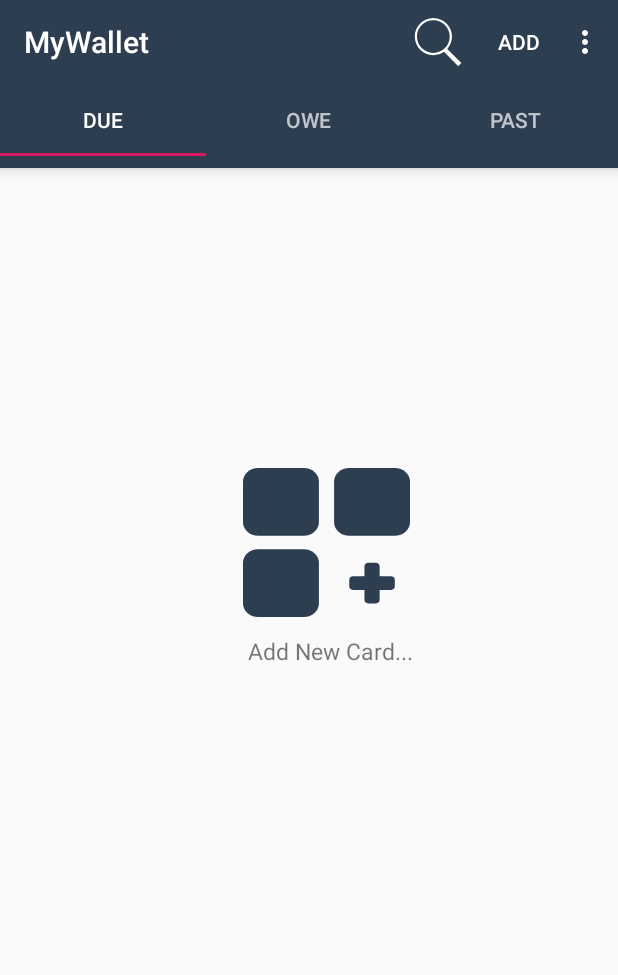
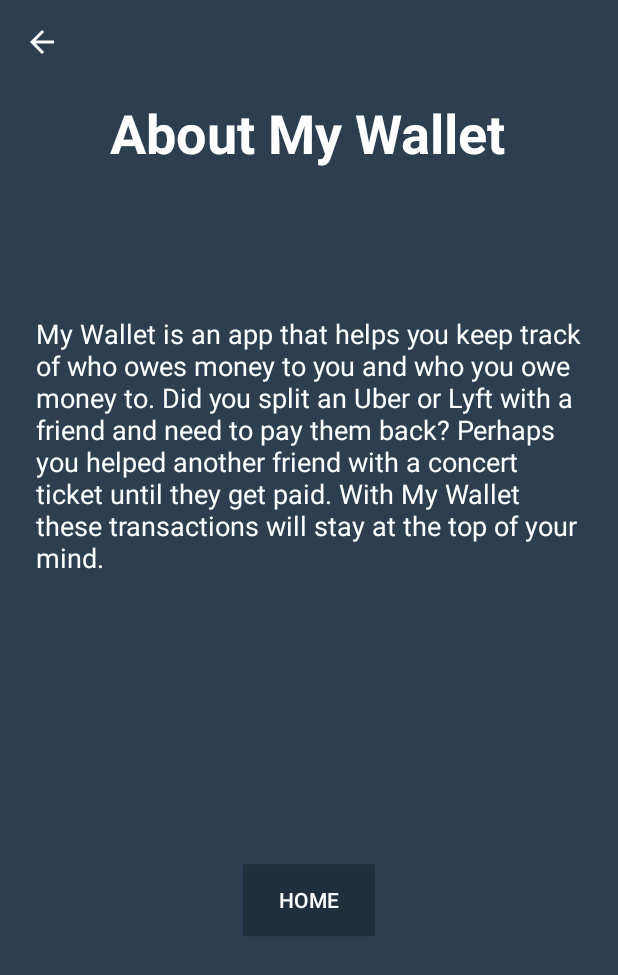
Before and after one commit to wdlyons1/My-Wallet, an Android app: the MainActivity screen opened directly, with no data from a screen before it, in the options menu, after a tap on "About", on a phone screen of 412 x 824 dp. Shown: the top 975 px of the screen. Run offline under Robolectric (Android 15) with nearby library versions, the phone set to English and light mode, and no system bars.

Commit message:
Adds about page with up button

```diff
--- /dev/null
+++ b/app/src/main/java/com/finalproject/mywallet/AboutScreen.java
@@ -0,0 +1,36 @@
+package com.finalproject.mywallet;
+
+import android.content.Intent;
+import android.support.v7.app.ActionBar;
+import android.support.v7.app.AppCompatActivity;
+import android.os.Bundle;
+import android.support.v7.widget.Toolbar;
+import android.view.View;
+
+public class AboutScreen extends AppCompatActivity {
+
+    @Override
+    protected void onCreate(Bundle savedInstanceState) {
+        super.onCreate(savedInstanceState);
+        setContentView(R.layout.activity_about_screen);
+
+        Toolbar myToolbar = findViewById(R.id.toolbar);
+        setSupportActionBar(myToolbar);
+
+        // Get a support ActionBar corresponding to this toolbar
+        ActionBar ab = getSupportActionBar();
+
+        // Enable the Up button
+        assert ab != null;
+        ab.setDisplayHomeAsUpEnabled(true);
+
+        //Removes text from toolbar
+        ab.setTitle("");
+    }
+
+    public void onClickHome(View view) {
+
+        Intent intent = new Intent(this, MainActivity.class);
+        startActivity(intent);
+    }
+}
--- a/app/src/main/java/com/finalproject/mywallet/MainActivity.java
+++ b/app/src/main/java/com/finalproject/mywallet/MainActivity.java
@@ -1,5 +1,7 @@
 package com.finalproject.mywallet;
 
+import android.content.Intent;
+import android.database.sqlite.SQLiteDatabase;
 import android.support.design.widget.TabLayout;
 import android.support.v4.view.ViewPager;
 import android.support.v7.app.AppCompatActivity;
@@ -10,14 +12,19 @@ import android.view.MenuInflater;
 import android.view.MenuItem;
 import android.view.View;
 
-public class MainActivity extends AppCompatActivity
+public class MainActivity extends AppCompatActivity {
 
-{
+    private SQLiteDatabase mDatabase;
+
     @Override
     protected void onCreate(Bundle savedInstanceState)
     {
         super.onCreate(savedInstanceState);
         setContentView(R.layout.activity_main);
+
+ //       Database dbhelper = new Database(this);
+ //       mDatabase = dbhelper.getWritableDatabase();
+
 
         Toolbar toolbar = findViewById(R.id.tool_bar);
 
@@ -101,6 +108,8 @@ public class MainActivity extends AppCompatActivity
 
     //Listener for Add (menu) button
     public void onClickAdd(MenuItem item) {
+//        Intent intent = new Intent(this, );
+//        startActivity(intent);
     }
 
     //Listener for Edit (menu) button
@@ -117,6 +126,8 @@ public class MainActivity extends AppCompatActivity
 
     //Listener for About (menu) button
     public void onClickAbout(MenuItem item) {
+        Intent intent = new Intent(this, AboutScreen.class);
+        startActivity(intent);
     }
 
     /*
--- /dev/null
+++ b/app/src/main/res/drawable/ic_add_white_24dp.xml
@@ -0,0 +1,5 @@
+<vector android:height="24dp" android:tint="#FFFFFF"
+    android:viewportHeight="24.0" android:viewportWidth="24.0"
+    android:width="24dp" xmlns:android="http://schemas.android.com/apk/res/android">
+    <path android:fillColor="#FF000000" android:pathData="M19,13h-6v6h-2v-6H5v-2h6V5h2v6h6v2z"/>
+</vector>
--- /dev/null
+++ b/app/src/main/res/drawable/ic_person_black_24dp.xml
@@ -0,0 +1,4 @@
+<vector android:height="50dp" android:viewportHeight="24.0"
+    android:viewportWidth="24.0" android:width="50dp" xmlns:android="http://schemas.android.com/apk/res/android">
+    <path android:fillColor="#FF000000" android:pathData="M12,12c2.21,0 4,-1.79 4,-4s-1.79,-4 -4,-4 -4,1.79 -4,4 1.79,4 4,4zM12,14c-2.67,0 -8,1.34 -8,4v2h16v-2c0,-2.66 -5.33,-4 -8,-4z"/>
+</vector>
--- /dev/null
+++ b/app/src/main/res/layout/activity_about_screen.xml
@@ -0,0 +1,73 @@
+<?xml version="1.0" encoding="utf-8"?>
+<android.support.constraint.ConstraintLayout xmlns:android="http://schemas.android.com/apk/res/android"
+    xmlns:app="http://schemas.android.com/apk/res-auto"
+    xmlns:tools="http://schemas.android.com/tools"
+    android:layout_width="match_parent"
+    android:layout_height="match_parent"
+    android:background="@color/colorPrimary"
+    tools:context=".AboutScreen">
+
+    <android.support.v7.widget.Toolbar
+        android:id="@+id/toolbar"
+        android:layout_width="match_parent"
+        android:layout_height="wrap_content"
+        android:background="?attr/colorPrimary"
+        android:minHeight="?attr/actionBarSize"
+        android:theme="?attr/actionBarTheme" />
+
+    <TextView
+        android:id="@+id/about_title"
+        android:layout_width="wrap_content"
+        android:layout_height="wrap_content"
+        android:layout_marginStart="8dp"
+        android:layout_marginLeft="8dp"
+        android:layout_marginTop="64dp"
+        android:layout_marginEnd="8dp"
+        android:layout_marginRight="8dp"
+        android:text="About My Wallet"
+        android:textColor="#FFFFFFFF"
+        android:textStyle="bold"
+        android:textSize="36sp"
+        app:layout_constraintEnd_toEndOf="parent"
+        app:layout_constraintHorizontal_bias="0.496"
+        app:layout_constraintStart_toStartOf="parent"
+        app:layout_constraintTop_toTopOf="parent" />
+
+    <TextView
+        android:id="@+id/textView2"
+        android:layout_width="match_parent"
+        android:layout_height="wrap_content"
+        android:layout_marginStart="24dp"
+        android:layout_marginLeft="24dp"
+        android:layout_marginTop="8dp"
+        android:layout_marginEnd="24dp"
+        android:layout_marginRight="24dp"
+        android:layout_marginBottom="32dp"
+        android:text="@string/about"
+        android:textColor="#FFFFFFFF"
+        android:textColorLink="#FFFFFF"
+        android:textSize="18sp"
+        app:layout_constraintBottom_toBottomOf="parent"
+        app:layout_constraintEnd_toEndOf="parent"
+        app:layout_constraintStart_toStartOf="parent"
+        app:layout_constraintTop_toBottomOf="@+id/about_title"
+        app:layout_constraintVertical_bias="0.18" />
+
+    <Button
+        android:id="@+id/button2"
+        android:layout_width="wrap_content"
+        android:layout_height="wrap_content"
+        android:layout_marginStart="8dp"
+        android:layout_marginLeft="8dp"
+        android:layout_marginEnd="8dp"
+        android:layout_marginRight="8dp"
+        android:layout_marginBottom="8dp"
+        android:text="Home"
+        android:background="@color/cardview_shadow_start_color"
+        android:textColor="#FFF"
+        android:onClick="onClickHome"
+        app:layout_constraintBottom_toBottomOf="parent"
+        app:layout_constraintEnd_toEndOf="parent"
+        app:layout_constraintStart_toStartOf="parent"
+        app:layout_constraintTop_toBottomOf="@+id/textView2" />
+</android.support.constraint.ConstraintLayout>
--- a/app/src/main/res/menu/appbar_menu.xml
+++ b/app/src/main/res/menu/appbar_menu.xml
@@ -13,6 +13,7 @@
         android:id="@+id/addIcon"
         android:title="Add"
         app:showAsAction="ifRoom"
+        android:icon="@drawable/ic_add_white_24dp"
         android:onClick="onClickAdd"
         />
 
--- a/app/src/main/res/values/strings.xml
+++ b/app/src/main/res/values/strings.xml
@@ -5,6 +5,11 @@
     <string name="tab_due">Due</string>
     <string name="tab_owe">Owe</string>
     <string name="tab_past">Past</string>
+    <string name="about">
+        My Wallet is an app that helps you keep track of who owes money to you and who you owe money to. Did you split an Uber or Lyft with a friend and need
+        to pay them back? Perhaps you helped another friend with a concert ticket until they get paid. With My Wallet these transactions will stay at the
+        top of your mind.
+    </string>
 
     <!-- Strings for icons -->
     <string name="searchIcon">Search</string>
```
Also changed, not shown: app/build.gradle (+10 -0 lines), app/src/main/AndroidManifest.xml (+8 -1 lines), app/src/main/java/com/finalproject/mywallet/Database.java (added, +134 -0 lines), app/src/main/java/com/finalproject/mywallet/RecyclerViewAdapter.java (added, +82 -0 lines), app/src/main/java/com/finalproject/mywallet/recycler1.java (added, +13 -0 lines), app/src/main/res/drawable/ic_add_black_24dp.xml (added, +9 -0 lines), app/src/main/res/layout/activity_recycler1.xml (added, +17 -0 lines), app/src/main/res/layout/activity_recycler_view_adapter.xml (added, +9 -0 lines), app/src/main/res/layout/layout_recyclerview.xml (added, +47 -0 lines), app/src/main/res/layout/tab_1_layout.xml (+9 -1 lines).
